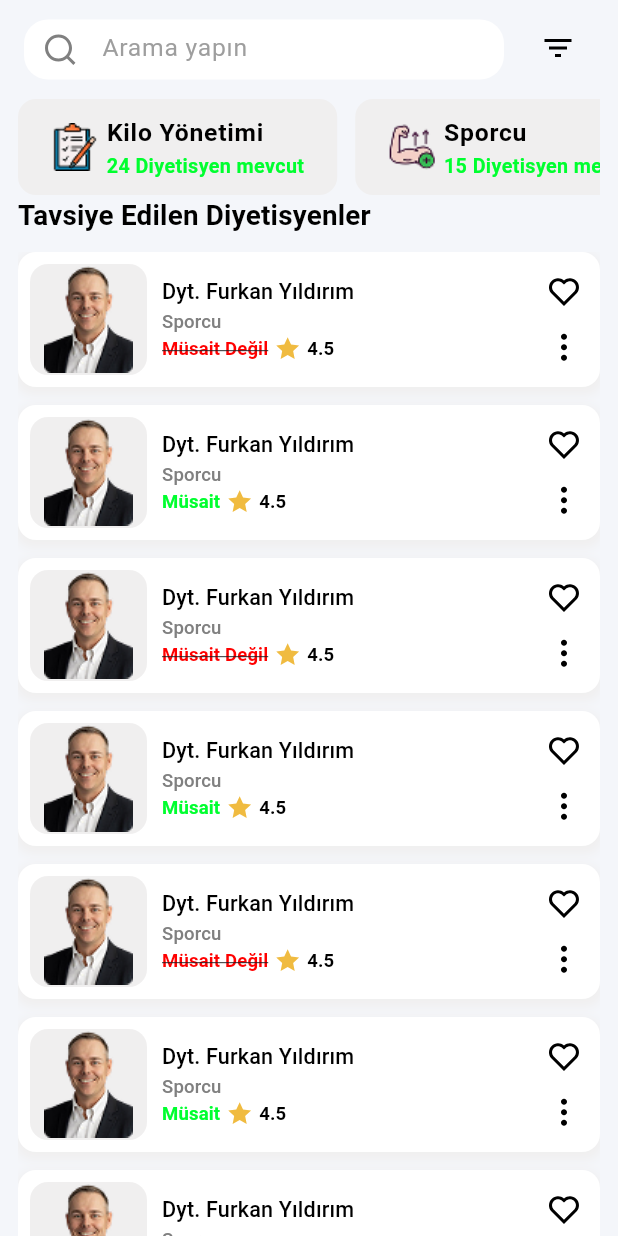
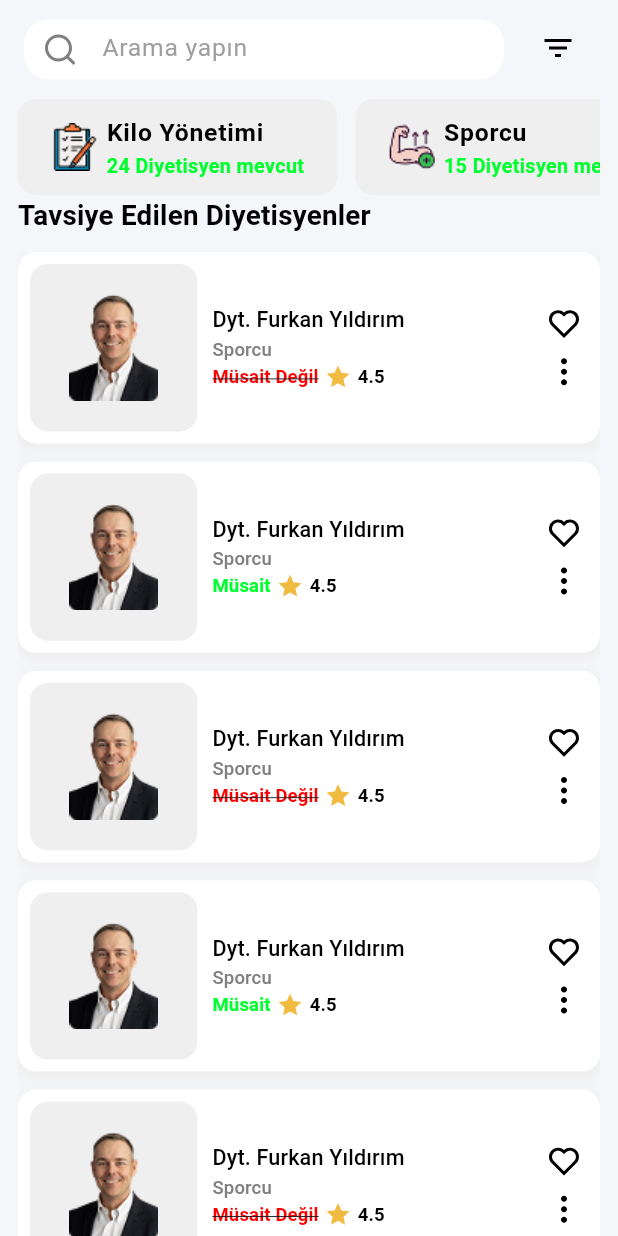
Before and after one commit to codriot/zenofit-mobile, a Flutter app: the DietitionView screen opened by its route, on a phone screen of 412 x 824 dp. Run offline on Flutter 3.47's test engine with Material 3 defaults, Android fonts, the phone set to English and light mode, and no system bars; our stand-ins replace dio, firebase_auth, firebase_core, flutter_dotenv, flutter_svg, get and 3 more; missing offline and left inert: kartal; accounts and stored records are empty; statements that could not run were skipped.

Commit message:
profil ekranı responsive yapıldı.

```diff
--- a/lib/bindings/views/main/main_binding.dart
+++ b/lib/bindings/views/main/main_binding.dart
@@ -1,5 +1,5 @@
+import 'package:diet_app_mobile/controller/dietition/dietition_view_controller.dart';
 import 'package:diet_app_mobile/controller/profile/profile_view_controller.dart';
-import 'package:diet_app_mobile/views/dietition/dietition_detail_view.dart';
 import 'package:get/get.dart';
 import 'package:diet_app_mobile/controller/home/home_view_controller.dart';
 import 'package:diet_app_mobile/controller/main/main_controller.dart';
@@ -12,6 +12,6 @@ class MainBinding implements Bindings {
     Get.lazyPut<HomeViewController>(() => HomeViewController(), fenix: true);
     Get.lazyPut<DiscoverController>(() => DiscoverController(), fenix: true);
     Get.lazyPut<ProfileViewController>(() => ProfileViewController(), fenix: true);
-    Get.lazyPut<DietitionDetailView>(() => DietitionDetailView(), fenix: true);
+    Get.lazyPut<DietitionViewController>(() => DietitionViewController(), fenix: true);
   }
 }
--- a/lib/views/dietition/dietition_view.dart
+++ b/lib/views/dietition/dietition_view.dart
@@ -16,9 +16,8 @@ import 'package:flutter/material.dart';
 import 'package:flutter_svg/flutter_svg.dart';
 import 'package:get/get.dart';
 
-class DietitionView extends StatelessWidget {
-  final DietitionViewController controller = Get.put(DietitionViewController());
-  DietitionView({super.key});
+class DietitionView extends GetView<DietitionViewController> {
+  const DietitionView({super.key});
 
   @override
   Widget build(BuildContext context) {
@@ -154,15 +153,14 @@ class DietitionView extends StatelessWidget {
             ),
             width: double.infinity,
             padding: AppPadding.instance.allSmall,
-            height: 90,
             child: Row(
               children: [
                 Container(
                   decoration: BoxDecoration(
                       color: AppColor.crystalBell.getColor(),
                       borderRadius: AppRadius.instance.normalBorderRadius),
-                  width: 90 - AppSizes.instance.normalValue,
-                  height: 90 - AppSizes.instance.normalValue,
+                  width: Get.height * 0.15 - AppSizes.instance.normalValue,
+                  height: Get.height * 0.15 - AppSizes.instance.normalValue,
                   child: Image.asset(AppImageUtility.getImagePath("person")),
                 ),
                 AppSpaces.instance.horizontal10,
--- a/lib/views/profile/profile_view.dart
+++ b/lib/views/profile/profile_view.dart
@@ -177,8 +177,8 @@ class ProfileView extends StatelessWidget {
 
   Container _buildProfileImage() {
     return Container(
-      width: 80,
-      height: 80,
+      width: Get.height * 0.14,
+      height: Get.height * 0.14,
       decoration: BoxDecoration(
         shape: BoxShape.circle,
         image: DecorationImage(
```
